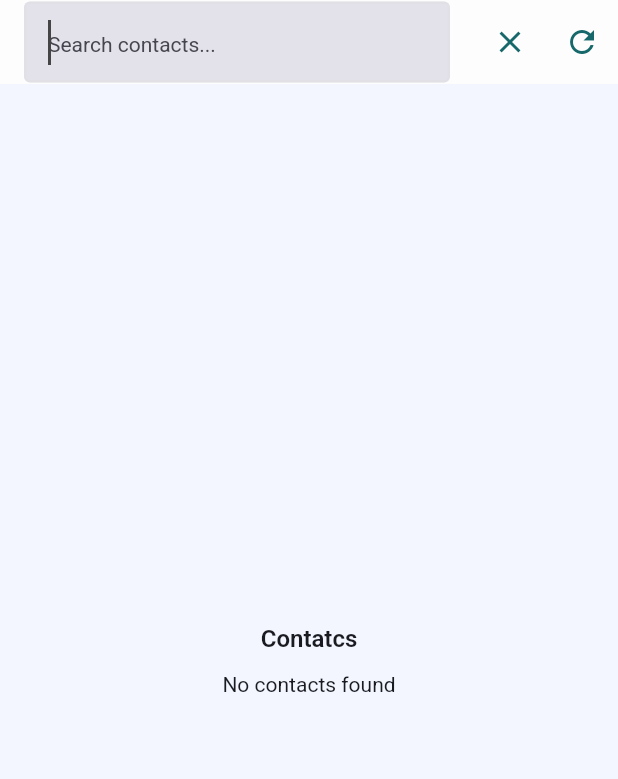
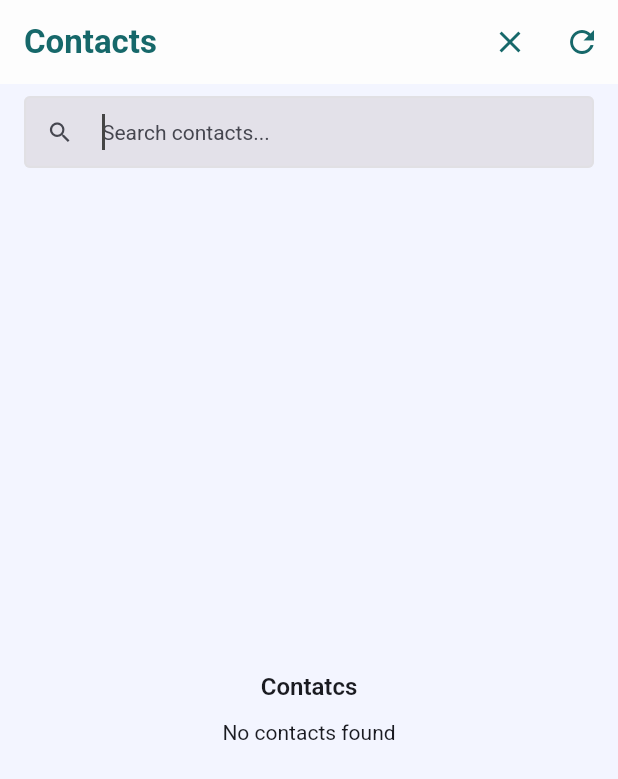
Before and after one commit to niki-bhavsar/timeminer-mobile-app, a Flutter app: the ContactsTabScreen screen opened directly, after a tap on the "search" icon, after a tap on the "refresh" icon, on a phone screen of 412 x 824 dp. Shown: the top 779 px of the screen. Run offline on Flutter 3.47's test engine with Material 3 defaults, Android fonts, the phone set to English and light mode, and no system bars; our stand-ins replace cached_network_image, connectivity_plus, dio, equatable, firebase_analytics, firebase_core and 9 more; missing offline and left inert: another_telephony, call_log, contacts_service_plus, dart:ffi, firebase_performance; accounts and stored records are empty.

Commit message:
managed search for contact tab screen
managed search for contact tab screen

```diff
--- a/time_miner/lib/screens/dashboard/contact_tab/contacts_tab_screen.dart
+++ b/time_miner/lib/screens/dashboard/contact_tab/contacts_tab_screen.dart
@@ -1,15 +1,8 @@
-import 'package:contacts_service_plus/contacts_service_plus.dart';
 import 'package:flutter/material.dart';
 import 'package:flutter_bloc/flutter_bloc.dart';
-import 'package:permission_handler/permission_handler.dart';
-import 'package:time_miner/screens/contacts/model/contact_selection_model.dart';
-import 'package:time_miner/screens/dashboard/contact_tab/bloc/contacts_tab_state.dart';
 import 'package:time_miner/screens/dashboard/contact_tab/widget/contacts_tab_list.dart';
-import 'package:time_miner/screens/dashboard/contact_tab/widget/contacts_tab_state_view.dart';
 
-import '../../../data/entity/contacts_entity.dart';
 import '../../../data/repository/contact_repository.dart';
-import '../../../widget/progress.dart';
 import 'contacts_tab_cubit.dart';
 
 class ContactsTabScreen extends StatefulWidget {
@@ -26,32 +19,27 @@ class _ContactsTabScreenState extends State<ContactsTabScreen> {
       create: (_) =>
           ContactsTabCubit(contactRepository: context.read<ContactRepository>())
             ..fetchContactsData(),
-      child: const _ContactViewScaffold(),
+      child: _ContactViewScaffold(),
     );
   }
 }
 
 class _ContactViewScaffold extends StatefulWidget {
-  const _ContactViewScaffold({super.key});
+  const _ContactViewScaffold();
 
   @override
   State<_ContactViewScaffold> createState() => _ContactViewScaffoldState();
 }
 
 class _ContactViewScaffoldState extends State<_ContactViewScaffold> {
-  List<ContactSelection> _contactSelections = [];
-  List<ContactSelection> _filteredSelections = [];
-  List<ContactItem> contactListItem = [];
-  bool _permissionDenied = false;
-  bool _loading = true;
   bool _showSearch = false;
   final TextEditingController _searchController = TextEditingController();
+  String _searchQuery = '';
 
   @override
   void initState() {
     super.initState();
-    // _fetchContacts();
-    // _searchController.addListener(_onSearchChanged);
+    _searchController.addListener(_onSearchChanged);
   }
 
   @override
@@ -60,38 +48,9 @@ class _ContactViewScaffoldState extends State<_ContactViewScaffold> {
     super.dispose();
   }
 
-  Future<void> _syncContacts() async {
-    // TODO: Send updated _contacts list to your API
-    // For now, just show a dialog
-    showDialog(
-      context: context,
-      builder: (_) => AlertDialog(
-        title: const Text('Sync'),
-        content: const Text('Contacts synced successfully!'),
-        actions: [
-          TextButton(
-            onPressed: () => Navigator.pop(context),
-            child: const Text('OK'),
-          ),
-        ],
-      ),
-    );
-  }
-
   void _onSearchChanged() {
-    final query = _searchController.text.toLowerCase();
     setState(() {
-      if (query.isEmpty) {
-        _filteredSelections = List.from(_contactSelections);
-      } else {
-        _filteredSelections = _contactSelections.where((selection) {
-          final name = selection.contact.displayName?.toLowerCase() ?? '';
-          final phone = selection.contact.phones?.isNotEmpty == true
-              ? selection.contact.phones!.first.value?.toLowerCase() ?? ''
-              : '';
-          return name.contains(query) || phone.contains(query);
-        }).toList();
-      }
+      _searchQuery = _searchController.text;
     });
   }
 
@@ -108,21 +67,7 @@ class _ContactViewScaffoldState extends State<_ContactViewScaffold> {
     // }
     return Scaffold(
       appBar: AppBar(
-        title: _showSearch
-            ? TextField(
-                controller: _searchController,
-                autofocus: true,
-                decoration: const InputDecoration(
-                  hintText: 'Search contacts...',
-                  border: InputBorder.none,
-                ),
-                style: const TextStyle(
-                  color: Color(0xFF16686A),
-                  fontSize: 20,
-                  fontWeight: FontWeight.bold,
-                ),
-              )
-            : const Text(
+        title: const Text(
           'Contacts',
           style: TextStyle(
             color: Color(0xFF16686A),
@@ -150,14 +95,34 @@ class _ContactViewScaffoldState extends State<_ContactViewScaffold> {
           ),
           IconButton(
             icon: const Icon(Icons.refresh, color: Color(0xFF16686A)),
-            // onPressed: _syncContacts,
             onPressed: () {
               context.read<ContactsTabCubit>().syncContactsData();
             },
           ),
         ],
       ),
-      body: ContactsTabList(),
+      body: Column(
+        children: [
+          if (_showSearch)
+            Padding(
+              padding: const EdgeInsets.symmetric(
+                horizontal: 16.0,
+                vertical: 8.0,
+              ),
+              child: TextField(
+                controller: _searchController,
+                autofocus: true,
+                decoration: const InputDecoration(
+                  hintText: 'Search contacts...',
+                  prefixIcon: Icon(Icons.search),
+                  border: OutlineInputBorder(),
+                  isDense: true,
+                ),
+              ),
+            ),
+          Expanded(child: ContactsTabList(searchQuery: _searchQuery)),
+        ],
+      ),
     );
   }
 }
--- a/time_miner/lib/screens/dashboard/contact_tab/widget/contacts_tab_list.dart
+++ b/time_miner/lib/screens/dashboard/contact_tab/widget/contacts_tab_list.dart
@@ -10,13 +10,48 @@ import '../contacts_tab_cubit.dart';
 import 'contacts_tab_state_view.dart';
 
 class ContactsTabList extends StatefulWidget {
-  const ContactsTabList({super.key});
+  final String searchQuery;
+
+  const ContactsTabList({super.key, this.searchQuery = ''});
 
   @override
   State<ContactsTabList> createState() => _ContactsTabListState();
 }
 
 class _ContactsTabListState extends State<ContactsTabList> {
+  List<ContactItem> _filterContacts(List<ContactItem> contacts, String query) {
+    if (query.isEmpty) {
+      return contacts;
+    }
+
+    final lowerQuery = query.toLowerCase();
+    return contacts.where((contact) {
+      // Search in name
+      final name = contact.name?.toLowerCase() ?? '';
+      if (name.contains(lowerQuery)) {
+        return true;
+      }
+
+      // Search in email
+      final email = contact.email?.toLowerCase() ?? '';
+      if (email.contains(lowerQuery)) {
+        return true;
+      }
+
+      // Search in phone numbers
+      if (contact.phoneNumbers != null && contact.phoneNumbers!.isNotEmpty) {
+        for (var phone in contact.phoneNumbers!) {
+          final phoneNumber = phone.phoneNumber?.toLowerCase() ?? '';
+          if (phoneNumber.contains(lowerQuery)) {
+            return true;
+          }
+        }
+      }
+
+      return false;
+    }).toList();
+  }
+
   Widget _buildContactTile(ContactItem contact, VoidCallback onChanged) {
     final name = contact.name ?? 'No Name';
     return CheckboxListTile(
@@ -197,46 +232,59 @@ class _ContactsTabListState extends State<ContactsTabList> {
       },
       builder: (context, state) {
         final bloc = context.read<ContactsTabCubit>();
-        final hasSynced = bloc.syncedContacts.isNotEmpty;
-        final hasUnsynced = bloc.unsyncedContacts.isNotEmpty;
 
-        if (hasSynced || hasUnsynced) {
+        // Filter contacts based on search query
+        final filteredUnsynced = _filterContacts(
+          bloc.unsyncedContacts,
+          widget.searchQuery,
+        );
+        final filteredSynced = _filterContacts(
+          bloc.syncedContacts,
+          widget.searchQuery,
+        );
+
+        final hasSynced = filteredSynced.isNotEmpty;
+        final hasUnsynced = filteredUnsynced.isNotEmpty;
+
+        if (bloc.syncedContacts.isNotEmpty ||
+            bloc.unsyncedContacts.isNotEmpty) {
           return ProgressView(
             isLoading: state is ContactsTabLoadingState,
-            child: ListView.builder(
+            child: (hasSynced || hasUnsynced)
+                ? ListView.builder(
                     itemCount:
                         (hasUnsynced ? 1 : 0) +
-                  bloc.unsyncedContacts.length +
+                        filteredUnsynced.length +
                         (hasSynced ? 1 : 0) +
-                  bloc.syncedContacts.length,
+                        filteredSynced.length,
                     itemBuilder: (context, index) {
                       // Unsynced contacts section (shown first)
                       if (hasUnsynced && index == 0) {
                         return _buildSectionHeader(
                           'Unsynced Contacts',
-                    bloc.unsyncedContacts.length,
+                          filteredUnsynced.length,
                         );
                       }
 
                       // Unsynced contacts list
                       if (hasUnsynced &&
                           index > 0 &&
-                    index <= bloc.unsyncedContacts.length) {
+                          index <= filteredUnsynced.length) {
                         final contactIndex = index - 1;
                         return _buildContactTile(
-                    bloc.unsyncedContacts[contactIndex],
+                          filteredUnsynced[contactIndex],
                           () => setState(() {}),
                         );
                       }
 
                       // Synced contacts section (shown after unsynced)
                       final unsyncedSectionSize = hasUnsynced
-                    ? bloc.unsyncedContacts.length + 1
+                          ? filteredUnsynced.length + 1
                           : 0;
                       if (hasSynced && index == unsyncedSectionSize) {
                         return _buildSectionHeader(
                           'Synced Contacts',
-                    bloc.syncedContacts.length,
+                          filteredSynced.length,
                         );
                       }
 
@@ -244,13 +292,23 @@ class _ContactsTabListState extends State<ContactsTabList> {
                       if (hasSynced && index > unsyncedSectionSize) {
                         final contactIndex = index - unsyncedSectionSize - 1;
                         return _buildContactTile(
-                    bloc.syncedContacts[contactIndex],
+                          filteredSynced[contactIndex],
                           () => setState(() {}),
                         );
                       }
 
                       return const SizedBox.shrink();
                     },
+                  )
+                : Center(
+                    child: Padding(
+                      padding: const EdgeInsets.all(16.0),
+                      child: Text(
+                        'No contacts found matching "${widget.searchQuery}"',
+                        style: Theme.of(context).textTheme.bodyLarge,
+                        textAlign: TextAlign.center,
+                      ),
+                    ),
                   ),
           );
         } else {
```
Lines whose indentation alone changed are shown as unchanged.
